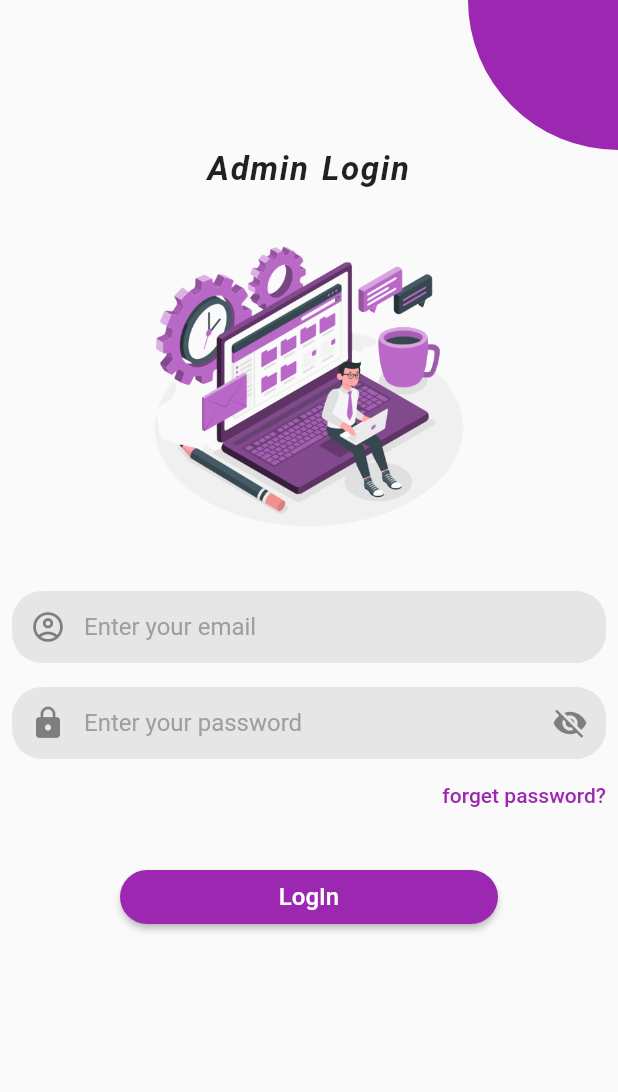
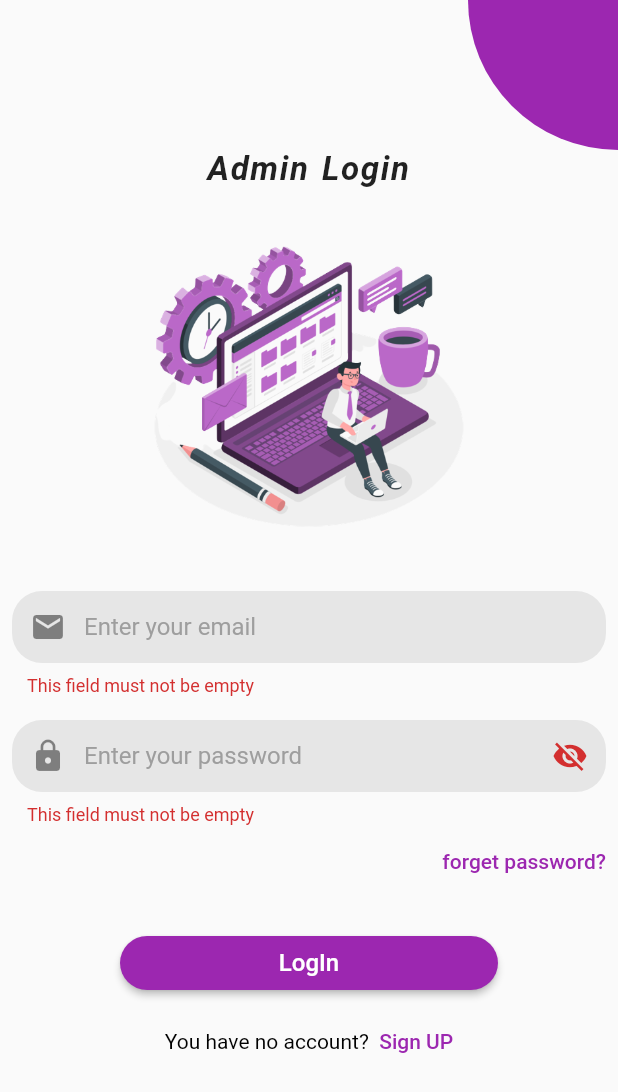
Before and after one commit to devfoyzur17/library_manager, a Flutter app: the screen it shows after launch, after a tap on "LogIn", on a phone screen of 412 x 824 dp. Shown: the top 1092 px of the screen. Run offline on Flutter 3.47's test engine with Material 2 defaults, Android fonts, the phone set to English and light mode, and no system bars; our stand-ins replace shared_preferences.

```diff
--- /dev/null
+++ b/lib/auth_pref.dart
@@ -0,0 +1,13 @@
+
+
+import 'package:shared_preferences/shared_preferences.dart';
+
+Future<bool> setLogInStatus(bool ststus) async{
+  final pref = await SharedPreferences.getInstance();
+  return pref.setBool("isLoggedIn", ststus);
+}
+
+Future<bool> getLogInStatus() async{
+  final pref = await SharedPreferences.getInstance();
+  return pref.getBool("isLoggedIn") ??  false;
+}
--- a/lib/main.dart
+++ b/lib/main.dart
@@ -1,5 +1,11 @@
 import 'package:flutter/material.dart';
-import 'package:library_manager/pages/LoginPage.dart';
+import 'package:library_manager/pages/login_page.dart';
+import 'package:library_manager/pages/home_page.dart';
+import 'package:library_manager/pages/launcher_page.dart';
+import 'package:library_manager/pages/reader_page.dart';
+import 'package:library_manager/pages/sign_up_page.dart';
+import 'package:library_manager/pages/splash_screen.dart';
+import 'package:library_manager/widgets/bottom_nav_bar.dart';
 
 void main() {
   runApp(const MyApp());
@@ -16,9 +22,16 @@ class MyApp extends StatelessWidget {
       theme: ThemeData(
         primarySwatch: Colors.purple,
       ),
-      initialRoute: LoginPage.routeName,
+      initialRoute: SplashScreen.routeName,
       routes: {
+        SplashScreen.routeName :(context) => const SplashScreen(),
+        Launcher_page.routeName : (context)=> const Launcher_page(),
         LoginPage.routeName : (context) => const LoginPage(),
+        SignUpPage.routeName :(context) => const SignUpPage(),
+        BottomNavBar.routeName : (context) => const BottomNavBar(),
+        HomePage.routeName :(context) => const HomePage(),
+        ReaderPage.routeName : (context) => const ReaderPage()
+
       },
     );
   }
--- /dev/null
+++ b/lib/pages/launcher_page.dart
@@ -0,0 +1,38 @@
+// ignore_for_file: prefer_const_constructors
+
+import 'package:flutter/material.dart';
+import 'package:library_manager/auth_pref.dart';
+import 'package:library_manager/pages/login_page.dart';
+import 'package:library_manager/pages/home_page.dart';
+
+class Launcher_page extends StatefulWidget {
+  static const routeName = "launcher-page";
+  const Launcher_page({Key? key}) : super(key: key);
+
+  @override
+  State<Launcher_page> createState() => _Launcher_pageState();
+}
+
+class _Launcher_pageState extends State<Launcher_page> {
+  @override
+  void initState() {
+
+     getLogInStatus().then((value) {
+      if(value){
+        Navigator.pushReplacementNamed(context, LoginPage.routeName);
+      }else{
+        Navigator.pushReplacementNamed(context, LoginPage.routeName);
+      }
+     });
+
+    super.initState();
+  }
+  @override
+  Widget build(BuildContext context) {
+    return Scaffold(
+      body: Center(
+        child:   CircularProgressIndicator(),
+      ),
+    );
+  }
+}
--- a/lib/pages/LoginPage.dart
+++ b/lib/pages/login_page.dart
@@ -1,11 +1,16 @@
 // ignore_for_file: prefer_const_constructors
 
+import 'dart:ui';
+
+import 'package:flutter/gestures.dart';
 import 'package:flutter/material.dart';
-import 'package:flutter/src/foundation/key.dart';
-import 'package:flutter/src/widgets/framework.dart';
+import 'package:library_manager/auth_pref.dart';
+import 'package:library_manager/pages/home_page.dart';
+import 'package:library_manager/pages/sign_up_page.dart';
+import 'package:library_manager/widgets/bottom_nav_bar.dart';
 
 class LoginPage extends StatefulWidget {
-  static const routeName = 'login-page';
+  static const routeName = 'login-screen';
   const LoginPage({Key? key}) : super(key: key);
 
   @override
@@ -18,13 +23,13 @@ class _LoginPageState extends State<LoginPage> {
 
   final formKey = GlobalKey<FormState>();
 
-
   @override
   void dispose() {
     emailController.dispose();
     passwordController.dispose();
     super.dispose();
   }
+
   bool _isObscure = true;
 
   @override
@@ -73,7 +78,7 @@ class _LoginPageState extends State<LoginPage> {
                 Padding(
                   padding: const EdgeInsets.all(8.0),
                   child: TextFormField(
-                    controller: passwordController,
+                    controller: emailController,
                     style: TextStyle(
                         color: Colors.purple, fontWeight: FontWeight.w500),
                     decoration: InputDecoration(
@@ -82,8 +87,7 @@ class _LoginPageState extends State<LoginPage> {
                         contentPadding: EdgeInsets.only(left: 10),
                         focusColor: Colors.white,
                         prefixIcon: Icon(
-                          Icons.account_circle_outlined,
-
+                          Icons.email,
                         ),
                         hintText: "Enter your email",
                         hintStyle: TextStyle(
@@ -106,21 +110,19 @@ class _LoginPageState extends State<LoginPage> {
 
                 // todo this is password textField section
                 Padding(
-                  padding: const EdgeInsets.only(top: 8,left: 8,right: 8),
+                  padding: const EdgeInsets.only(top: 8, left: 8, right: 8),
                   child: TextFormField(
                     obscureText: _isObscure,
-                    controller: emailController,
+                    controller: passwordController,
                     style: TextStyle(
                         color: Colors.purple, fontWeight: FontWeight.w500),
                     decoration: InputDecoration(
                         filled: true,
-
                         fillColor: Color(0xffe6e6e6),
                         contentPadding: EdgeInsets.only(left: 10),
                         focusColor: Colors.white,
                         prefixIcon: Icon(
                           Icons.lock,
-
                         ),
                         suffixIcon: IconButton(
                           icon: Icon(
@@ -144,7 +146,7 @@ class _LoginPageState extends State<LoginPage> {
                       if (value == null || value.isEmpty) {
                         return 'This field must not be empty';
                       }
-                      if (value.length > 8) {
+                      if (value.length < 8) {
                         return 'password must be in 8 character';
                       } else {
                         return null;
@@ -155,28 +157,58 @@ class _LoginPageState extends State<LoginPage> {
 
                 Align(
                     alignment: Alignment.topRight,
-                  child: TextButton(onPressed: (){}, child: Text("forget password?",))),
+                    child: TextButton(
+                        onPressed: () {},
+                        child: Text(
+                          "forget password?",
+                        ))),
 
                 Padding(
-                     padding: const EdgeInsets.symmetric(horizontal: 80,vertical: 20),
-                     child: ElevatedButton(onPressed: (){},
-
+                  padding:
+                      const EdgeInsets.symmetric(horizontal: 80, vertical: 20),
+                  child: ElevatedButton(
+                      onPressed: _chechValidet,
                       style: ButtonStyle(
                           shape: MaterialStateProperty.all(
+                              RoundedRectangleBorder(
+                                  borderRadius: BorderRadius.circular(20)))),
+                      child: Text(
+                        "LogIn",
+                        style: TextStyle(fontSize: 16),
+                      )),
+                ),
 
-                          RoundedRectangleBorder(
+                RichText(
+                  textAlign: TextAlign.center,
+            text: TextSpan(children: [
+              TextSpan(
+                text: 'You have no account? ',
+                style: TextStyle(
+                  color: Colors.black,
+                ),
+              ),
+              TextSpan(
+              text: ' Sign UP',
+              style: TextStyle(color: Colors.purple, fontWeight: FontWeight.w500),
 
-                            borderRadius: BorderRadius.circular(20)
-                          )
-                        )
+              recognizer: TapGestureRecognizer()
+                ..onTap = () {
+
+                  Navigator.pushNamed(context, SignUpPage.routeName);
+
+                }),
+            ]),
           ),
-                      child: Text("LogIn", style: TextStyle(fontSize: 16),)),
-                   )
               ],
             )),
-
-        // Spacer(),
       ),
     );
   }
+
+  void _chechValidet() {
+    if (formKey.currentState!.validate()) {
+      setLogInStatus(true);
+      Navigator.pushReplacementNamed(context, BottomNavBar.routeName);
     }
+  }
+}
--- /dev/null
+++ b/lib/pages/splash_screen.dart
@@ -0,0 +1,33 @@
+// ignore_for_file: prefer_const_constructors
+
+import 'dart:async';
+
+import 'package:flutter/material.dart';
+import 'package:library_manager/pages/launcher_page.dart';
+
+class SplashScreen extends StatefulWidget {
+  static const routeName = "/";
+  const SplashScreen({Key? key}) : super(key: key);
+
+  @override
+  State<SplashScreen> createState() => _SplashScreenState();
+}
+
+class _SplashScreenState extends State<SplashScreen> {
+    @override
+  void initState() {
+    super.initState();
+    Timer(Duration(seconds: 3),
+            ()=>Navigator.pushReplacementNamed(context, Launcher_page.routeName)
+    );
+  }
+  @override
+  Widget build(BuildContext context) {
+    return Scaffold(
+      backgroundColor: Colors.purple,
+
+      body: Center(child: Image.asset('assets/images/logo.png', height: 200,fit: BoxFit.fitHeight,))
+
+    );
+  }
+}
```
Also changed, not shown: lib/pages/home_page.dart (added, +26 -0 lines), lib/pages/reader_page.dart (added, +19 -0 lines), lib/pages/sign_up_page.dart (added, +242 -0 lines), lib/widgets/app_drawer.dart (added, +78 -0 lines), lib/widgets/bottom_nav_bar.dart (added, +80 -0 lines), assets/images/home.png (added), assets/images/logo.png (added), assets/images/man.png (added), assets/images/reader.png (added), assets/images/sign.png (added). Lines whose indentation alone changed are shown as unchanged.
